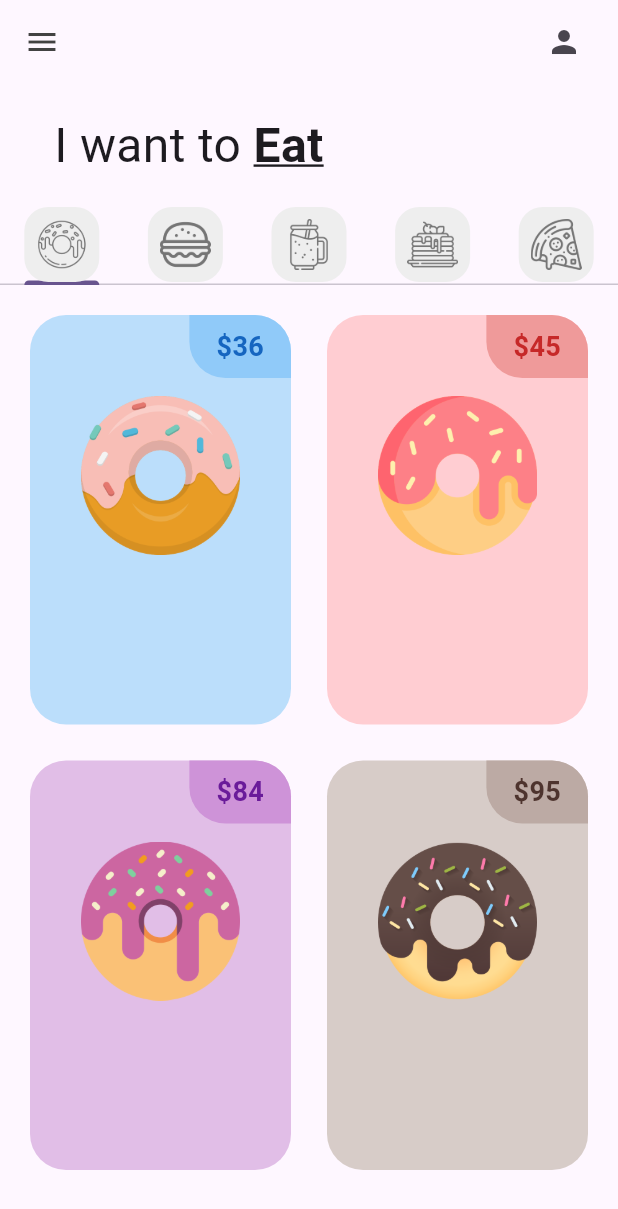
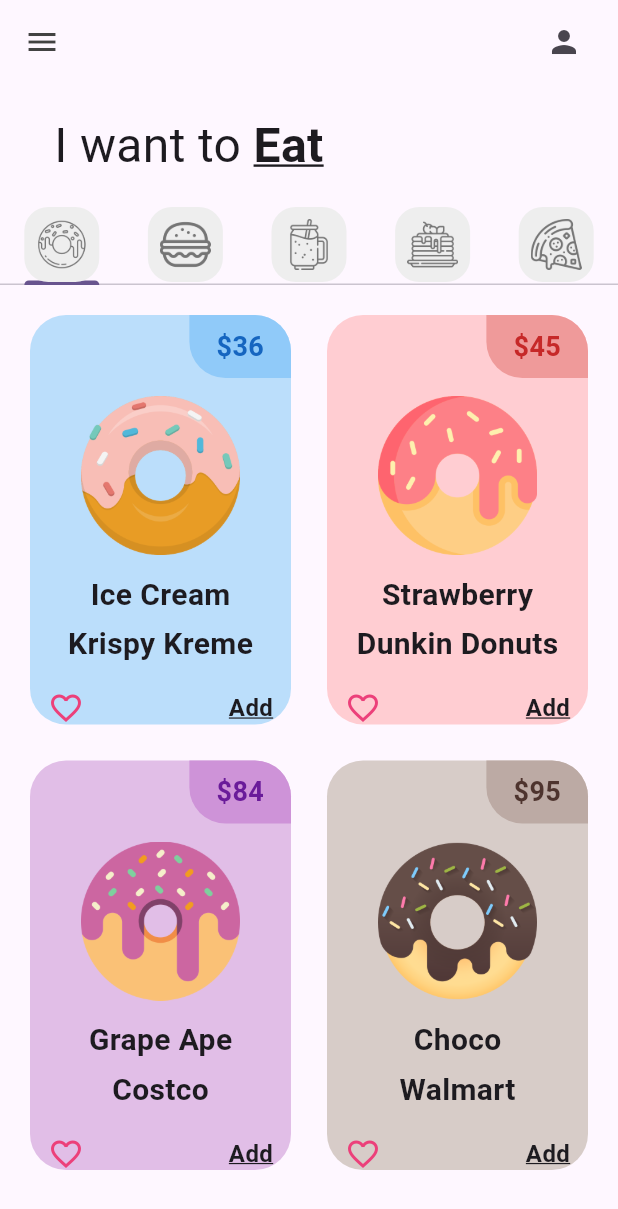
Before and after one commit to Joseph321123/donut_app_2b_aguilar, a Flutter app: the screen it shows after launch, on a phone screen of 412 x 824 dp. Shown: the top 1209 px of the screen. Run offline on Flutter 3.47's test engine with Material 3 defaults, Android fonts, the phone set to English and light mode, and no system bars.

Commit message:
DonutTile Finished

```diff
--- a/lib/tabs/donut_tab.dart
+++ b/lib/tabs/donut_tab.dart
@@ -5,11 +5,11 @@
 
   // Lista de donas
   final List donutsOnsale =[
-    //[donutFlavor, donutPrice, donotColor,imageName]
-    ["Ice Cream", "36", Colors.blue, "lib/images/icecream_donut.png"],
-    ["Strawberry", "45", Colors.red, "lib/images/strawberry_donut.png"],
-    ["Grape Ape", "84", Colors.purple, "lib/images/grape_donut.png"],
-    ["Choco", "95", Colors.brown, "lib/images/chocolate_donut.png"],
+    //[donutFlavor, donutStore, donutPrice, donotColor,imageName]
+    ["Ice Cream","Krispy Kreme", "36", Colors.blue, "lib/images/icecream_donut.png"],
+    ["Strawberry","Dunkin Donuts", "45", Colors.red, "lib/images/strawberry_donut.png"],
+    ["Grape Ape","Costco", "84", Colors.purple, "lib/images/grape_donut.png"],
+    ["Choco","Walmart", "95", Colors.brown, "lib/images/chocolate_donut.png"],
 
   ];
 
@@ -35,9 +35,11 @@
       itemBuilder: (context, index){
         return DonutTile(
           donutFlavor: donutsOnsale[index][0],
-          donutPrice: donutsOnsale[index][1],
-          donutColor: donutsOnsale[index][2],
-          imageName: donutsOnsale[index][3],
+          donutStore: donutsOnsale [index][1],
+          donutPrice: donutsOnsale[index][2],
+          donutColor: donutsOnsale[index][3],
+          imageName: donutsOnsale[index][4],
+
         );
       },
     );
--- a/lib/utils/donut_tile.dart
+++ b/lib/utils/donut_tile.dart
@@ -2,11 +2,12 @@
 
 class DonutTile extends StatelessWidget {
   final String donutFlavor;
+  final String donutStore;
   final String donutPrice;
   //dynamic sera un tipo de color
   final dynamic donutColor;
   final String imageName;
-  const DonutTile({super.key, required this.donutFlavor, required this.donutPrice, this.donutColor, required this.imageName});
+  const DonutTile({super.key, required this.donutFlavor, required this.donutStore, required this.donutPrice, this.donutColor, required this.imageName});
 
   @override
   Widget build(BuildContext context) {
@@ -41,19 +42,57 @@
               ],
             ),
 
+
+
             //Donut Picture imagen de la dona
             Padding(
               padding: const EdgeInsets.symmetric(vertical: 12, horizontal: 34),
               child: Image.asset(imageName),
-              )
+              ),
 
             //donut text, texto de la dona
+            Text(donutFlavor,
+            style: TextStyle(fontWeight: FontWeight.bold, fontSize: 20)),
+            SizedBox(
+              height: 4,
+            ),
+            // agregar texto de la tienda
+            Text(donutStore,
+            style: TextStyle(fontWeight: FontWeight.bold, fontSize: 20)),
+            SizedBox(
+              height: 4,
+            ),
+
 
             //Love icon + add button, icono de me encanta e icono de agregar
+            Padding(
+              padding: EdgeInsets.all(12.0),
+              child: Row(
+                mainAxisAlignment: MainAxisAlignment.spaceBetween,
+                children: [
+                  Icon(
+                    Icons.favorite_border,
+                    color: Colors.pink[400],
+                  ),
+                  Text(
+                    "Add",
+                    style: TextStyle(
+                      fontSize: 16,
+                      fontWeight: FontWeight.bold,
+                      decoration: TextDecoration.underline
+                    ),
+                  )
+                ],
+              ),
+               ),
+
           ],
         ),
       ),
     );
+
+
+
   }
 }
 
```
